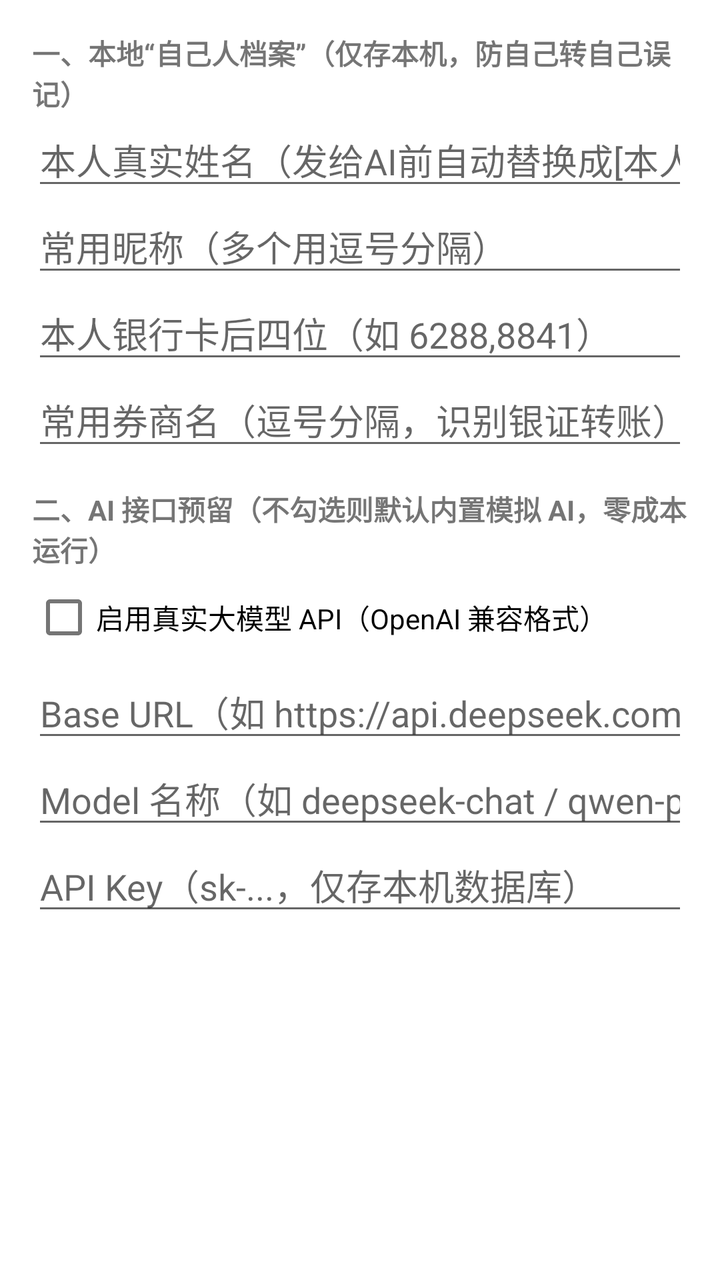
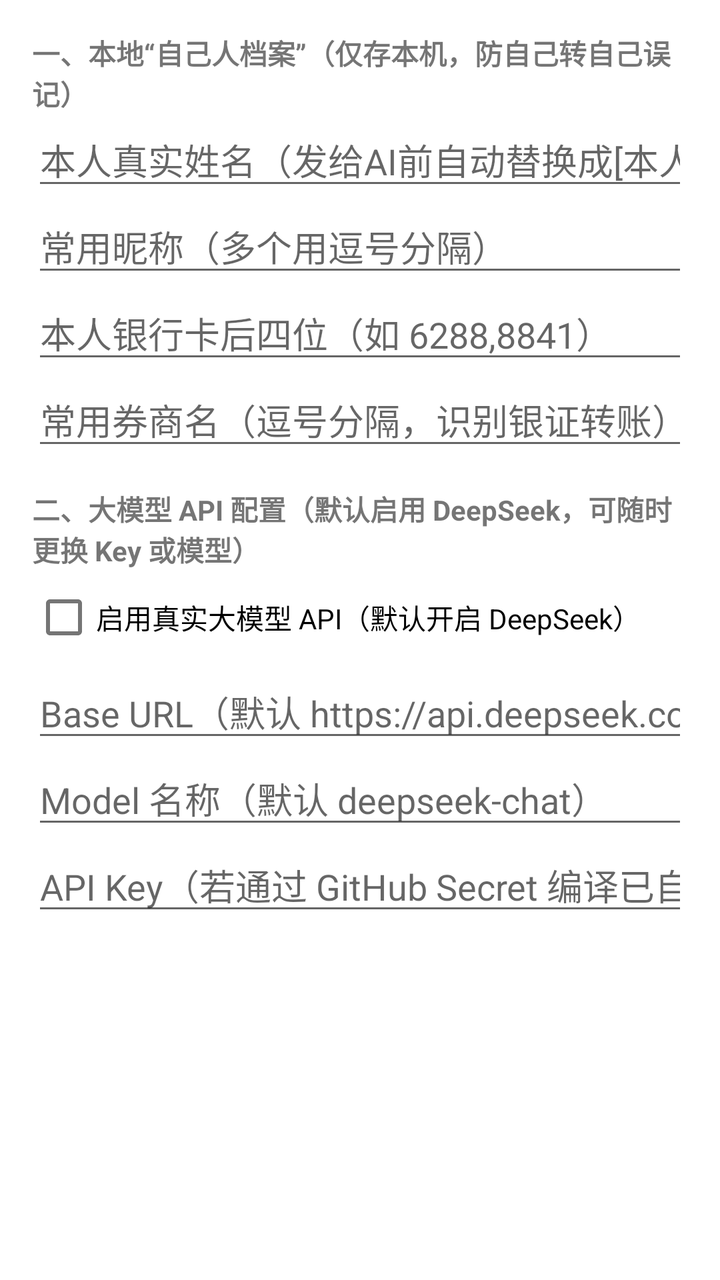

An Android layout rendered at two revisions. The XML below is the earlier revision; the diff shows what the commit changed to produce the second picture.
<!-- AndroidManifest.xml: application theme Theme.WalletWatcher -->
<!-- res/layout/dialog_settings.xml -->
<?xml version="1.0" encoding="utf-8"?>
<ScrollView xmlns:android="http://schemas.android.com/apk/res/android"
    android:layout_width="match_parent"
    android:layout_height="wrap_content">

    <LinearLayout
        android:layout_width="match_parent"
        android:layout_height="wrap_content"
        android:orientation="vertical"
        android:padding="16dp">

        <TextView
            android:layout_width="match_parent"
            android:layout_height="wrap_content"
            android:text="一、本地“自己人档案”（仅存本机，防自己转自己误记）"
            android:textStyle="bold" />

        <EditText
            android:id="@+id/etRealName"
            android:layout_width="match_parent"
            android:layout_height="wrap_content"
            android:hint="本人真实姓名（发给AI前自动替换成[本人姓名]）"
            android:inputType="textPersonName" />

        <EditText
            android:id="@+id/etAliases"
            android:layout_width="match_parent"
            android:layout_height="wrap_content"
            android:hint="常用昵称（多个用逗号分隔）"
            android:inputType="text" />

        <EditText
            android:id="@+id/etCardTails"
            android:layout_width="match_parent"
            android:layout_height="wrap_content"
            android:hint="本人银行卡后四位（如 6288,8841）"
            android:inputType="text" />

        <EditText
            android:id="@+id/etBrokers"
            android:layout_width="match_parent"
            android:layout_height="wrap_content"
            android:hint="常用券商名（逗号分隔，识别银证转账）"
            android:inputType="text" />

        <TextView
            android:layout_width="match_parent"
            android:layout_height="wrap_content"
            android:layout_marginTop="14dp"
            android:text="二、AI 接口预留（不勾选则默认内置模拟 AI，零成本运行）"
            android:textStyle="bold" />

        <CheckBox
            android:id="@+id/cbUseRealApi"
            android:layout_width="match_parent"
            android:layout_height="wrap_content"
            android:text="启用真实大模型 API（OpenAI 兼容格式）" />

        <EditText
            android:id="@+id/etBaseUrl"
            android:layout_width="match_parent"
            android:layout_height="wrap_content"
            android:hint="Base URL（如 https://api.deepseek.com/v1）"
            android:inputType="textUri" />

        <EditText
            android:id="@+id/etModel"
            android:layout_width="match_parent"
            android:layout_height="wrap_content"
            android:hint="Model 名称（如 deepseek-chat / qwen-plus）"
            android:inputType="text" />

        <EditText
            android:id="@+id/etApiKey"
            android:layout_width="match_parent"
            android:layout_height="wrap_content"
            android:hint="API Key（sk-...，仅存本机数据库）"
            android:inputType="textPassword" />

    </LinearLayout>
</ScrollView>
<!-- resources referenced by this layout -->
<resources>
  <style name="Theme.WalletWatcher" parent="Theme.MaterialComponents.Light.NoActionBar">
          <item name="colorPrimary">@color/primary</item>
          <item name="colorPrimaryVariant">@color/primary</item>
          <item name="colorOnPrimary">#FFFFFF</item>
          <item name="android:statusBarColor">#1E293B</item>
      </style>
  <color name="primary">#2563EB</color>
</resources>

<!-- the commit's change to res/layout/dialog_settings.xml (unified diff, before → after) -->
@@ -47,34 +47,34 @@
             android:layout_width="match_parent"
             android:layout_height="wrap_content"
             android:layout_marginTop="14dp"
-            android:text="二、AI 接口预留（不勾选则默认内置模拟 AI，零成本运行）"
+            android:text="二、大模型 API 配置（默认启用 DeepSeek，可随时更换 Key 或模型）"
             android:textStyle="bold" />
 
         <CheckBox
             android:id="@+id/cbUseRealApi"
             android:layout_width="match_parent"
             android:layout_height="wrap_content"
-            android:text="启用真实大模型 API（OpenAI 兼容格式）" />
+            android:text="启用真实大模型 API（默认开启 DeepSeek）" />
 
         <EditText
             android:id="@+id/etBaseUrl"
             android:layout_width="match_parent"
             android:layout_height="wrap_content"
-            android:hint="Base URL（如 https://api.deepseek.com/v1）"
+            android:hint="Base URL（默认 https://api.deepseek.com）"
             android:inputType="textUri" />
 
         <EditText
             android:id="@+id/etModel"
             android:layout_width="match_parent"
             android:layout_height="wrap_content"
-            android:hint="Model 名称（如 deepseek-chat / qwen-plus）"
+            android:hint="Model 名称（默认 deepseek-chat）"
             android:inputType="text" />
 
         <EditText
             android:id="@+id/etApiKey"
             android:layout_width="match_parent"
             android:layout_height="wrap_content"
-            android:hint="API Key（sk-...，仅存本机数据库）"
+            android:hint="API Key（若通过 GitHub Secret 编译已自动注入，可在此覆盖）"
             android:inputType="textPassword" />
 
     </LinearLayout>
